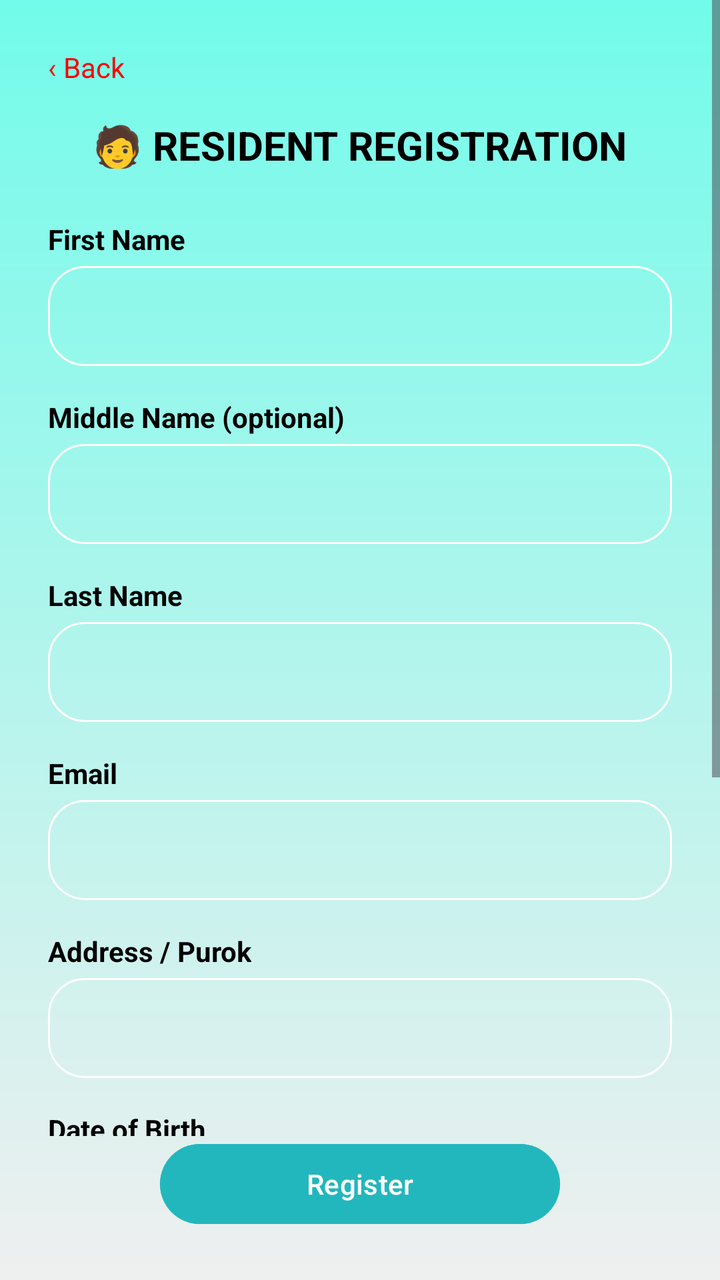
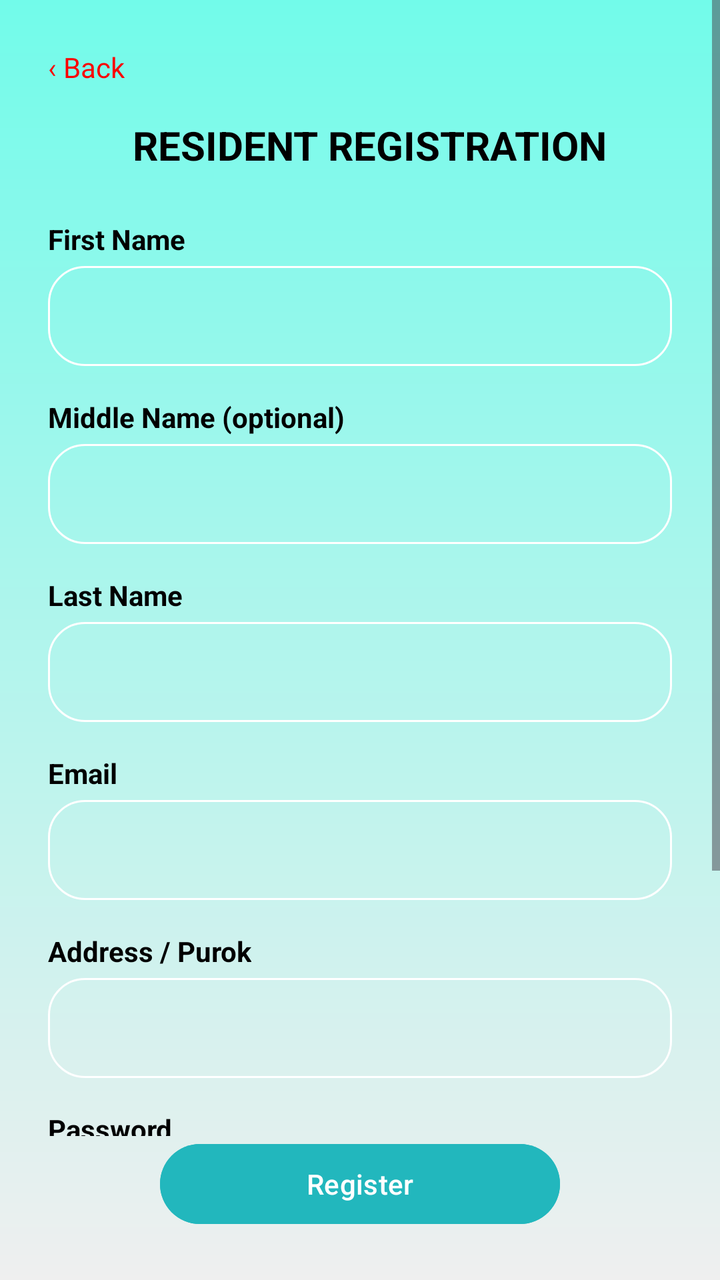

Two renders of the same Android screen: before a commit and after it. Below are the layout's source before the change and the commit's diff.
<!-- AndroidManifest.xml: application theme Theme.IServeKo -->
<!-- res/layout/activity_resident_signup.xml -->
<?xml version="1.0" encoding="utf-8"?>
<androidx.constraintlayout.widget.ConstraintLayout xmlns:android="http://schemas.android.com/apk/res/android"
    xmlns:app="http://schemas.android.com/apk/res-auto"
    xmlns:tools="http://schemas.android.com/tools"
    android:id="@+id/main"
    android:layout_width="match_parent"
    android:layout_height="match_parent"
    android:background="@drawable/designbrg"
    tools:context=".ResidentSignupActivity">

    <ScrollView
        android:layout_width="match_parent"
        android:layout_height="0dp"
        app:layout_constraintBottom_toTopOf="@+id/btnRegister"
        app:layout_constraintTop_toTopOf="parent">

        <LinearLayout
            android:layout_width="match_parent"
            android:layout_height="wrap_content"
            android:orientation="vertical"
            android:padding="24dp">

            <TextView
                android:id="@+id/btnBack"
                android:layout_width="wrap_content"
                android:layout_height="wrap_content"
                android:text="‹ Back"
                android:textColor="#FB0000"
                android:textSize="14sp" />

            <TextView
                android:layout_width="wrap_content"
                android:layout_height="wrap_content"
                android:layout_gravity="center"
                android:layout_marginTop="16dp"
                android:text="🧑 RESIDENT REGISTRATION"
                android:textColor="#000000"
                android:textSize="20sp"
                android:textStyle="bold" />

            <TextView
                android:layout_width="wrap_content"
                android:layout_height="wrap_content"
                android:layout_marginTop="24dp"
                android:text="First Name"
                android:textColor="#000000"
                android:textStyle="bold" />

            <EditText
                android:id="@+id/first_name_input"
                android:layout_width="match_parent"
                android:layout_height="50dp"
                android:layout_marginTop="4dp"
                android:background="@drawable/rounded"
                android:inputType="textPersonName"
                android:paddingStart="16dp"
                android:textColor="#000000" />

            <TextView
                android:layout_width="wrap_content"
                android:layout_height="wrap_content"
                android:layout_marginTop="16dp"
                android:text="Middle Name (optional)"
                android:textColor="#000000"
                android:textStyle="bold" />

            <EditText
                android:id="@+id/middle_name_input"
                android:layout_width="match_parent"
                android:layout_height="50dp"
                android:layout_marginTop="4dp"
                android:background="@drawable/rounded"
                android:inputType="textPersonName"
                android:paddingStart="16dp"
                android:textColor="#000000" />

            <TextView
                android:layout_width="wrap_content"
                android:layout_height="wrap_content"
                android:layout_marginTop="16dp"
                android:text="Last Name"
                android:textColor="#000000"
                android:textStyle="bold" />

            <EditText
                android:id="@+id/last_name_input"
                android:layout_width="match_parent"
                android:layout_height="50dp"
                android:layout_marginTop="4dp"
                android:background="@drawable/rounded"
                android:inputType="textPersonName"
                android:paddingStart="16dp"
                android:textColor="#000000" />

            <TextView
                android:layout_width="wrap_content"
                android:layout_height="wrap_content"
                android:layout_marginTop="16dp"
                android:text="Email"
                android:textColor="#000000"
                android:textStyle="bold" />

            <EditText
                android:id="@+id/email_input"
                android:layout_width="match_parent"
                android:layout_height="50dp"
                android:layout_marginTop="4dp"
                android:background="@drawable/rounded"
                android:inputType="textEmailAddress"
                android:paddingStart="16dp"
                android:textColor="#000000" />

            <TextView
                android:layout_width="wrap_content"
                android:layout_height="wrap_content"
                android:layout_marginTop="16dp"
                android:text="Address / Purok"
                android:textColor="#000000"
                android:textStyle="bold" />

            <EditText
                android:id="@+id/address_input"
                android:layout_width="match_parent"
                android:layout_height="50dp"
                android:layout_marginTop="4dp"
                android:background="@drawable/rounded"
                android:inputType="textPostalAddress"
                android:paddingStart="16dp"
                android:textColor="#000000" />

            <TextView
                android:layout_width="wrap_content"
                android:layout_height="wrap_content"
                android:layout_marginTop="16dp"
                android:text="Date of Birth"
                android:textColor="#000000"
                android:textStyle="bold" />

            <EditText
                android:id="@+id/dob_input"
                android:layout_width="match_parent"
                android:layout_height="50dp"
                android:layout_marginTop="4dp"
                android:background="@drawable/rounded"
                android:hint="YYYY-MM-DD"
                android:inputType="date"
                android:paddingStart="16dp"
                android:textColor="#000000" />

            <TextView
                android:layout_width="wrap_content"
                android:layout_height="wrap_content"
                android:layout_marginTop="16dp"
                android:text="Password"
                android:textColor="#000000"
                android:textStyle="bold" />

            <EditText
                android:id="@+id/password_input"
                android:layout_width="match_parent"
                android:layout_height="50dp"
                android:layout_marginTop="4dp"
                android:background="@drawable/rounded"
                android:inputType="textPassword"
                android:paddingStart="16dp"
                android:textColor="#000000" />

            <TextView
                android:layout_width="wrap_content"
                android:layout_height="wrap_content"
                android:layout_marginTop="16dp"
                android:text="Confirm Password"
                android:textColor="#000000"
                android:textStyle="bold" />

            <EditText
                android:id="@+id/confirm_password_input"
                android:layout_width="match_parent"
                android:layout_height="50dp"
                android:layout_marginTop="4dp"
                android:background="@drawable/rounded"
                android:inputType="textPassword"
                android:paddingStart="16dp"
                android:textColor="#000000" />

        </LinearLayout>
    </ScrollView>

    <Button
        android:id="@+id/btnRegister"
        android:layout_width="200dp"
        android:layout_height="48dp"
        android:layout_marginBottom="24dp"
        android:backgroundTint="#22B7BD"
        android:text="Register"
        android:textColor="#FFFFFF"
        app:layout_constraintBottom_toBottomOf="parent"
        app:layout_constraintEnd_toEndOf="parent"
        app:layout_constraintStart_toStartOf="parent" />

</androidx.constraintlayout.widget.ConstraintLayout>
<!-- resources referenced by this layout -->
<resources>
  <!-- drawable designbrg (drawable) -->
  <?xml version="1.0" encoding="utf-8"?>
  <shape xmlns:android="http://schemas.android.com/apk/res/android">
       <gradient android:type = "linear" android:angle="100"
           android:startColor="#72FBEA" android:endColor="#EFEFEF"/>
  </shape>
  <!-- drawable rounded (drawable) -->
  <?xml version="1.0" encoding="utf-8"?>
  <shape xmlns:android="http://schemas.android.com/apk/res/android"
      android:shape="rectangle">
      <corners android:radius="18dp"/>
      <stroke android:width="1dp" android:color="@color/white"/>
  </shape>
  <style name="Theme.IServeKo" parent="Base.Theme.IServeKo" />
  <color name="white">#FFFFFFFF</color>
  <style name="Base.Theme.IServeKo" parent="Theme.Material3.DayNight.NoActionBar">
          
          
      </style>
</resources>

<!-- the commit's change to res/layout/activity_resident_signup.xml (unified diff, before → after) -->
@@ -33,7 +33,7 @@
                 android:layout_height="wrap_content"
                 android:layout_gravity="center"
                 android:layout_marginTop="16dp"
-                android:text="🧑 RESIDENT REGISTRATION"
+                android:text="  RESIDENT REGISTRATION"
                 android:textColor="#000000"
                 android:textSize="20sp"
                 android:textStyle="bold" />
@@ -128,24 +128,7 @@
                 android:paddingStart="16dp"
                 android:textColor="#000000" />
 
-            <TextView
-                android:layout_width="wrap_content"
-                android:layout_height="wrap_content"
-                android:layout_marginTop="16dp"
-                android:text="Date of Birth"
-                android:textColor="#000000"
-                android:textStyle="bold" />
 
-            <EditText
-                android:id="@+id/dob_input"
-                android:layout_width="match_parent"
-                android:layout_height="50dp"
-                android:layout_marginTop="4dp"
-                android:background="@drawable/rounded"
-                android:hint="YYYY-MM-DD"
-                android:inputType="date"
-                android:paddingStart="16dp"
-                android:textColor="#000000" />
 
             <TextView
                 android:layout_width="wrap_content"
